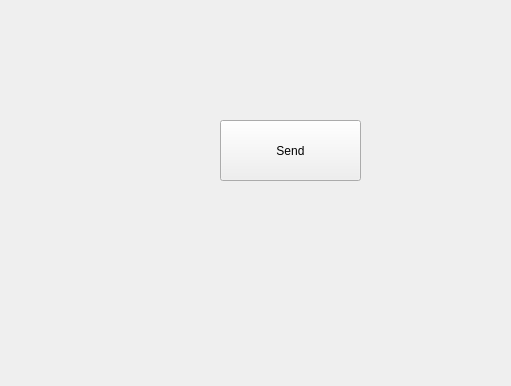
This is RemoteMonitor/MonitorClient.ui in ChiaMing501/RemoteMonitor as Qt 5 draws it before an edit; both pictures show x 190 to 701 and y 220 to 606 of the 956 by 606 pixel window. The edited form follows.
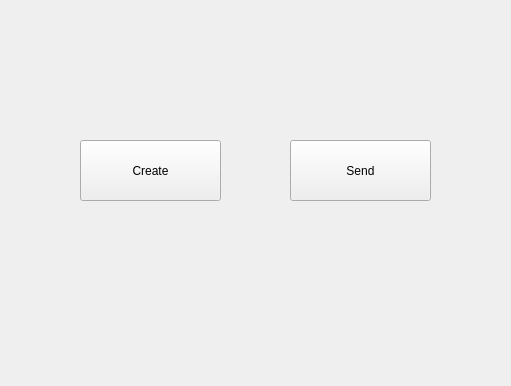
This is the edited form.

Commit message: 1. Add RGB Channel enum to "transferData.h". 2. Add OpenCV image processing function to client. 3. Add basic writing method for UserPackage structure.

What changed in the file:
```diff
--- a/RemoteMonitor/MonitorClient.ui
+++ b/RemoteMonitor/MonitorClient.ui
@@ -17,8 +17,8 @@
    <widget class="QPushButton" name="sendDataButton">
     <property name="geometry">
      <rect>
-      <x>410</x>
-      <y>340</y>
+      <x>480</x>
+      <y>360</y>
       <width>141</width>
       <height>61</height>
      </rect>
@@ -27,6 +27,19 @@
      <string>Send</string>
     </property>
    </widget>
+   <widget class="QPushButton" name="createDataButton">
+    <property name="geometry">
+     <rect>
+      <x>270</x>
+      <y>360</y>
+      <width>141</width>
+      <height>61</height>
+     </rect>
+    </property>
+    <property name="text">
+     <string>Create</string>
+    </property>
+   </widget>
   </widget>
   <widget class="QMenuBar" name="menubar">
    <property name="geometry">
```
The commit also changes 3 other files.
